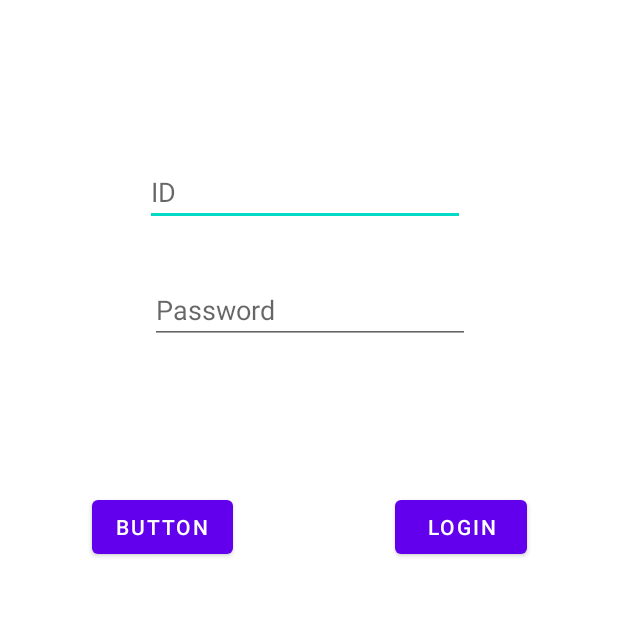
After one commit to 1cereals1/VotingApp, an Android app: the AdminLogin screen opened directly, with no data from a screen before it, on a phone screen of 412 x 824 dp, the top half of it. The commit adds this screen. Run offline under Robolectric (Android 15) with nearby library versions, the phone set to English and light mode, and no system bars; our stand-ins replace Firebase (no records; nobody signed in at launch, a user with empty details on screens opened directly).

Commit message:
added admin logins

```diff
--- a/app/build.gradle
+++ b/app/build.gradle
@@ -33,6 +33,7 @@ android {
         sourceCompatibility JavaVersion.VERSION_1_8
         targetCompatibility JavaVersion.VERSION_1_8
     }
+
 }
 
 dependencies {
--- /dev/null
+++ b/app/src/main/java/com/example/votingapp/AdminLogin.java
@@ -0,0 +1,119 @@
+package com.example.votingapp;
+
+import androidx.annotation.NonNull;
+import androidx.appcompat.app.AppCompatActivity;
+
+import android.annotation.SuppressLint;
+import android.content.Context;
+import android.content.Intent;
+import android.os.Bundle;
+import android.text.TextUtils;
+import android.view.View;
+import android.widget.Button;
+import android.widget.EditText;
+import android.widget.Toast;
+
+import com.google.android.gms.tasks.OnCompleteListener;
+import com.google.android.gms.tasks.Task;
+import com.google.firebase.FirebaseException;
+import com.google.firebase.auth.AuthResult;
+import com.google.firebase.auth.FirebaseAuth;
+import com.google.firebase.auth.PhoneAuthCredential;
+import com.google.firebase.auth.PhoneAuthOptions;
+import com.google.firebase.auth.PhoneAuthProvider;
+import com.google.firebase.database.DataSnapshot;
+import com.google.firebase.database.DatabaseError;
+import com.google.firebase.database.DatabaseReference;
+import com.google.firebase.database.FirebaseDatabase;
+import com.google.firebase.database.ValueEventListener;
+
+import java.util.concurrent.TimeUnit;
+
+public class AdminLogin extends AppCompatActivity {
+
+
+
+    private EditText adminidlogin,adminpasslogin;
+
+    private Button adminloginb;
+
+    // string for storing our verification ID
+    String verificationId;
+
+    private Context context;
+
+
+
+    FirebaseAuth mAuth = FirebaseAuth.getInstance();
+    DatabaseReference databaseReference = FirebaseDatabase.getInstance().getReferenceFromUrl("https://online-voting-ma-default-rtdb.firebaseio.com/").child("1RO5aLG_FLEoVdnxJqF50fKIlqeKlGBG01-bhDhGPFZo");
+    @Override
+    protected void onCreate(Bundle savedInstanceState) {
+        super.onCreate(savedInstanceState);
+        setContentView(R.layout.activity_admin_login);
+
+        adminidlogin = findViewById(R.id.adminID);
+        adminpasslogin = findViewById(R.id.adminPass);
+
+        adminloginb = findViewById(R.id.adminLogin);
+        final Button buttona = findViewById(R.id.button);
+
+
+
+
+
+        buttona.setOnClickListener(new View.OnClickListener() {
+            @Override
+            public void onClick(View view) {
+                startActivity(new Intent(AdminLogin.this, Login.class));
+            }
+        });
+
+
+        adminloginb.setOnClickListener(new View.OnClickListener() {
+            @Override
+            public void onClick(View view) {
+
+                final String adminidloginS = adminidlogin.getText().toString();
+                final String adminpassloginS = adminpasslogin.getText().toString();
+
+                if(adminidloginS.isEmpty()){
+                    Toast.makeText(AdminLogin.this, "Fill the field/s first", Toast.LENGTH_SHORT).show();
+                }
+                else {
+
+                    databaseReference.child("admins").addListenerForSingleValueEvent(new ValueEventListener() {
+                        @Override
+                        public void onDataChange(@NonNull DataSnapshot snapshot) {
+
+                            //NOW to check if the ID used exists in our database
+                            if (snapshot.hasChild(adminidloginS)){
+
+                                //id exists in database..
+                                //NOW get 'Child' from firebase data and match it with user entered 'Child'
+                                final String getpass = snapshot.child(adminidloginS).child("AdminPassword").getValue(String.class);
+
+                                if (getpass.equals("\""+adminpassloginS+"\"")){
+                                    startActivity(new Intent(AdminLogin.this, AdminsEmployees.class));
+                                    finish();
+                                }
+                                else {
+                                    Toast.makeText(AdminLogin.this, "WRONG DETAILS", Toast.LENGTH_SHORT).show();
+                                }
+                            }
+                            else {
+                                Toast.makeText(AdminLogin.this, "No admin has this ID", Toast.LENGTH_SHORT).show();
+                            }
+                        }
+
+                        @Override
+                        public void onCancelled(@NonNull DatabaseError error) {
+
+                        }
+                    });
+                }
+
+            }
+        });
+
+    }
+}
--- a/app/src/main/java/com/example/votingapp/Login.java
+++ b/app/src/main/java/com/example/votingapp/Login.java
@@ -131,7 +131,8 @@ public class Login extends AppCompatActivity {
         registerb.setOnClickListener(new View.OnClickListener() {
             @Override
             public void onClick(View view) {
-                startActivity(new Intent(Login.this, Register.class));
+                startActivity(new Intent(Login.this, AdminLogin.class));
+                finish();
             }
         });
 
@@ -167,6 +168,7 @@ public class Login extends AppCompatActivity {
     @Override
     public void onBackPressed() {
         Toast.makeText(getApplicationContext(), "You have exited application(But not really since this is a prototype)", Toast.LENGTH_SHORT).show();
+
     }
 
 
--- /dev/null
+++ b/app/src/main/res/layout/activity_admin_login.xml
@@ -0,0 +1,61 @@
+<?xml version="1.0" encoding="utf-8"?>
+<androidx.constraintlayout.widget.ConstraintLayout xmlns:android="http://schemas.android.com/apk/res/android"
+    xmlns:app="http://schemas.android.com/apk/res-auto"
+    xmlns:tools="http://schemas.android.com/tools"
+    android:layout_width="match_parent"
+    android:layout_height="match_parent"
+    tools:context=".AdminLogin">
+
+    <EditText
+        android:id="@+id/adminID"
+        android:layout_width="wrap_content"
+        android:layout_height="wrap_content"
+        android:layout_marginStart="98dp"
+        android:layout_marginTop="105dp"
+        android:layout_marginEnd="103dp"
+        android:ems="10"
+        android:hint="ID"
+        android:inputType="textPersonName"
+        app:layout_constraintEnd_toEndOf="parent"
+        app:layout_constraintStart_toStartOf="parent"
+        app:layout_constraintTop_toTopOf="parent" />
+
+    <EditText
+        android:id="@+id/adminPass"
+        android:layout_width="wrap_content"
+        android:layout_height="wrap_content"
+        android:layout_marginStart="101dp"
+        android:layout_marginTop="33dp"
+        android:layout_marginEnd="100dp"
+        android:ems="10"
+        android:hint="Password"
+        android:inputType="textPersonName"
+        app:layout_constraintEnd_toEndOf="parent"
+        app:layout_constraintStart_toStartOf="parent"
+        app:layout_constraintTop_toBottomOf="@+id/adminID" />
+
+    <Button
+        android:id="@+id/button"
+        android:layout_width="wrap_content"
+        android:layout_height="wrap_content"
+        android:layout_marginStart="91dp"
+        android:layout_marginTop="98dp"
+        android:layout_marginEnd="54dp"
+        android:text="Button"
+        app:layout_constraintEnd_toStartOf="@+id/adminLogin"
+        app:layout_constraintStart_toStartOf="parent"
+        app:layout_constraintTop_toBottomOf="@+id/adminPass" />
+
+    <Button
+        android:id="@+id/adminLogin"
+        android:layout_width="wrap_content"
+        android:layout_height="wrap_content"
+        android:layout_marginStart="54dp"
+        android:layout_marginTop="98dp"
+        android:layout_marginEnd="91dp"
+        android:text="Login"
+        app:layout_constraintEnd_toEndOf="parent"
+        app:layout_constraintStart_toEndOf="@+id/button"
+        app:layout_constraintTop_toBottomOf="@+id/adminPass" />
+
+</androidx.constraintlayout.widget.ConstraintLayout>
--- /dev/null
+++ b/app/src/main/res/values-land/dimens.xml
@@ -0,0 +1,3 @@
+<resources>
+    <dimen name="fab_margin">48dp</dimen>
+</resources>
--- /dev/null
+++ b/app/src/main/res/values-v29/themes.xml
@@ -0,0 +1,10 @@
+<resources xmlns:tools="http://schemas.android.com/tools">
+
+    <style name="Theme.VotingApp" parent="Theme.MaterialComponents.DayNight.NoActionBar">
+
+        <!-- Transparent system bars for edge-to-edge. -->
+        <item name="android:navigationBarColor">@android:color/transparent</item>
+        <item name="android:statusBarColor">@android:color/transparent</item>
+        <item name="android:windowLightStatusBar">?attr/isLightTheme</item>
+    </style>
+</resources>
--- /dev/null
+++ b/app/src/main/res/values-w1240dp/dimens.xml
@@ -0,0 +1,3 @@
+<resources>
+    <dimen name="fab_margin">200dp</dimen>
+</resources>
--- /dev/null
+++ b/app/src/main/res/values-w600dp/dimens.xml
@@ -0,0 +1,3 @@
+<resources>
+    <dimen name="fab_margin">48dp</dimen>
+</resources>
--- /dev/null
+++ b/app/src/main/res/values/dimens.xml
@@ -0,0 +1,3 @@
+<resources>
+    <dimen name="fab_margin">16dp</dimen>
+</resources>
--- a/build.gradle
+++ b/build.gradle
@@ -4,6 +4,6 @@ buildscript {
     }
 }// Top-level build file where you can add configuration options common to all sub-projects/modules.
 plugins {
-    id 'com.android.application' version '7.4.0' apply false
-    id 'com.android.library' version '7.4.0' apply false
+    id 'com.android.application' version '7.4.1' apply false
+    id 'com.android.library' version '7.4.1' apply false
 }
```
Also changed, not shown: app/src/main/AndroidManifest.xml (+19 -31 lines), app/src/main/res/values/strings.xml (+43 -0 lines).
